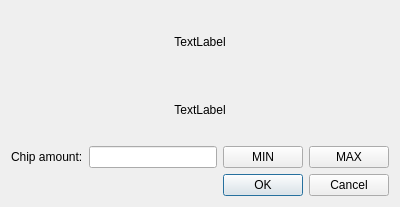
Old version of the form qt-client/client/table/table_sit.ui in the repository paunovic/chipup-poker.
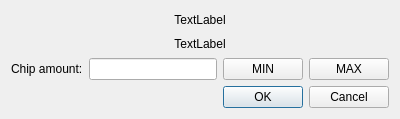
New version of the form.

The edit to the form file:
```diff
--- a/qt-client/client/table/table_sit.ui
+++ b/qt-client/client/table/table_sit.ui
@@ -7,7 +7,7 @@
     <x>0</x>
     <y>0</y>
     <width>400</width>
-    <height>207</height>
+    <height>119</height>
    </rect>
   </property>
   <property name="windowTitle">
```
Left out of the diff: 3 changed lines with no effect on the pictures.
